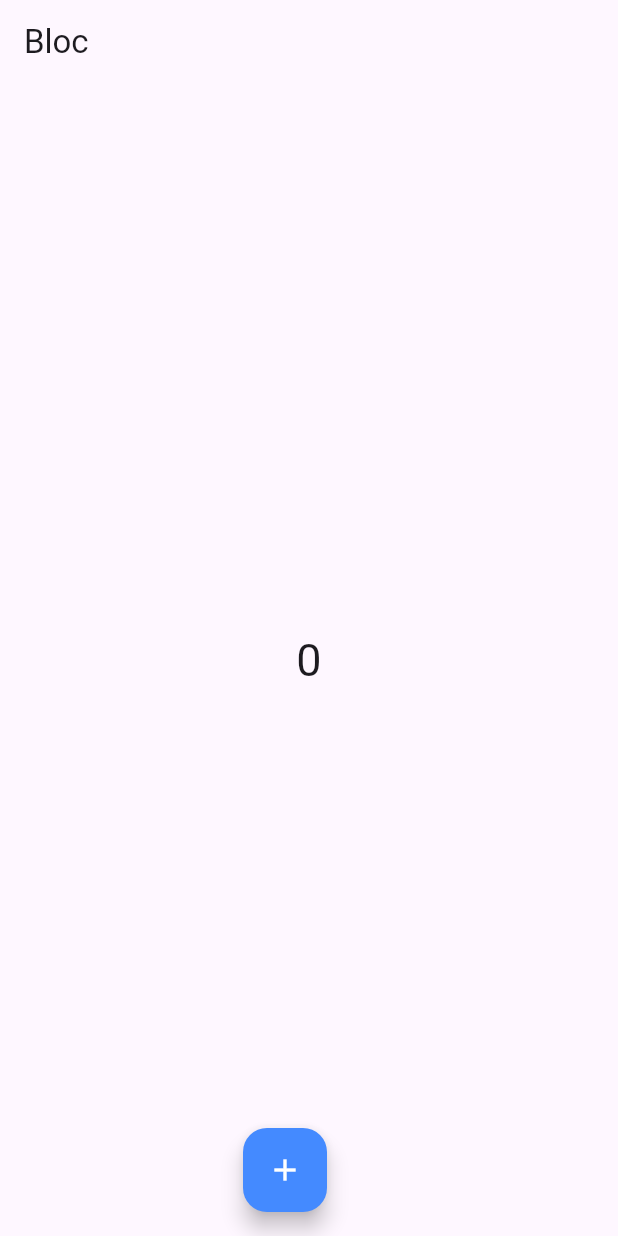
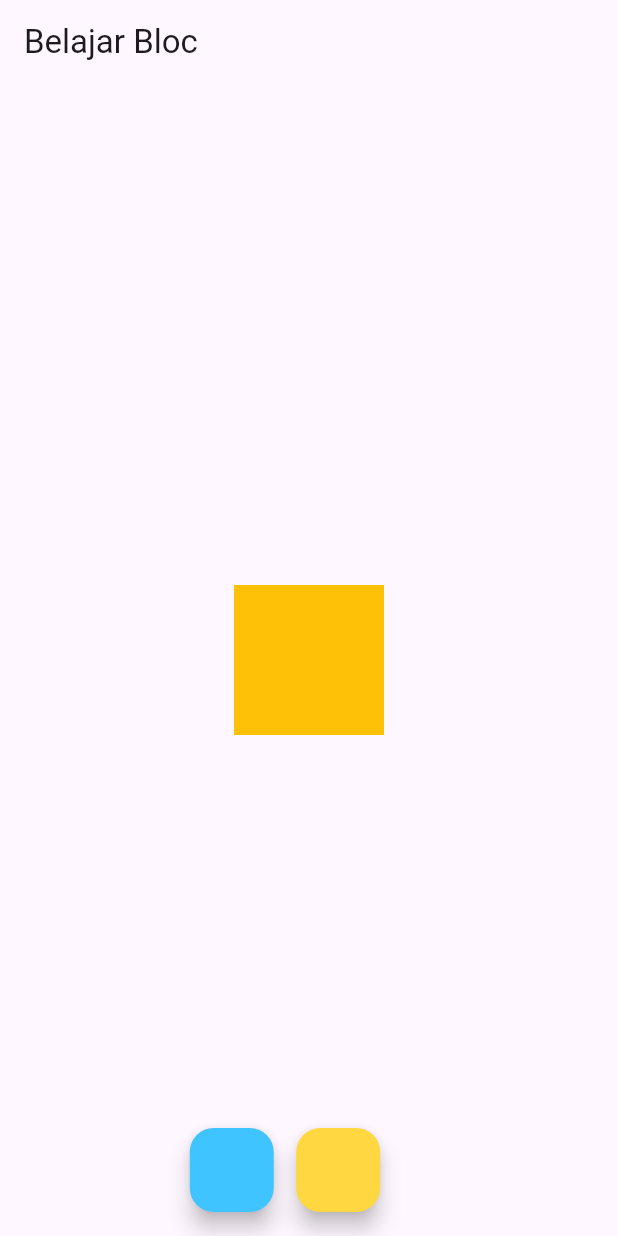
Before and after one commit to RizkyArdiansyahhh/flutter_fundamentals, a Flutter app: the screen it shows after launch, on a phone screen of 412 x 824 dp. Run offline on Flutter 3.47's test engine with Material 3 defaults, Android fonts, the phone set to English and light mode, and no system bars; our stand-ins replace bloc, flutter_bloc.

Commit message:
bloc state management

```diff
--- /dev/null
+++ b/lib/bloc/bloc/color_event.dart
@@ -0,0 +1,8 @@
+part of 'color_bloc.dart';
+
+@immutable
+sealed class ColorEvent {}
+
+class ColorToLighBluePressed extends ColorEvent {}
+
+class ColorToAmberPressed extends ColorEvent {}
--- /dev/null
+++ b/lib/bloc/bloc/color_state.dart
@@ -0,0 +1,15 @@
+part of 'color_bloc.dart';
+
+@immutable
+sealed class ColorState {
+  final Color color;
+  const ColorState({required this.color});
+}
+
+final class ColorInitial extends ColorState {
+  const ColorInitial() : super(color: Colors.amber);
+}
+
+final class ColorChanged extends ColorState {
+  const ColorChanged(Color color) : super(color: color);
+}
--- a/lib/bloc/bloc/counter_bloc.dart
+++ /dev/null
@@ -1,13 +0,0 @@
-import 'package:bloc/bloc.dart';
-import 'package:meta/meta.dart';
-
-part 'counter_event.dart';
-part 'counter_state.dart';
-
-class CounterBloc extends Bloc<CounterEvent, CounterState> {
-  CounterBloc() : super(CounterInitial()) {
-    on<CounterEvent>((event, emit) {
-      // TODO: implement event handler
-    });
-  }
-}
--- a/lib/bloc/bloc/counter_event.dart
+++ /dev/null
@@ -1,4 +0,0 @@
-part of 'counter_bloc.dart';
-
-@immutable
-sealed class CounterEvent {}
--- a/lib/bloc/bloc/counter_state.dart
+++ /dev/null
@@ -1,6 +0,0 @@
-part of 'counter_bloc.dart';
-
-@immutable
-sealed class CounterState {}
-
-final class CounterInitial extends CounterState {}
--- /dev/null
+++ b/lib/bloc_learn.dart
@@ -0,0 +1,73 @@
+import 'package:flutter/material.dart';
+import 'package:flutter_application_2/bloc/counter_bloc.dart';
+import 'package:flutter_application_2/cubit/counter_cubit.dart';
+import 'package:flutter_bloc/flutter_bloc.dart';
+
+void main() async {
+  runApp(const MyApp());
+}
+
+class MyApp extends StatelessWidget {
+  const MyApp({super.key});
+
+  @override
+  Widget build(BuildContext context) {
+    return MultiBlocProvider(
+      providers: [
+        BlocProvider(
+          create: (context) => CounterCubit(),
+        ),
+        BlocProvider(
+          create: (context) => CounterBloc(),
+        ),
+      ],
+      child: MaterialApp(home: MainPage()),
+    );
+  }
+}
+
+class MainPage extends StatefulWidget {
+  const MainPage({super.key});
+
+  @override
+  State<MainPage> createState() => _MainPageState();
+}
+
+class _MainPageState extends State<MainPage> {
+  @override
+  Widget build(BuildContext context) {
+    return Scaffold(
+      appBar: AppBar(
+        title: Text("Bloc"),
+      ),
+      floatingActionButton: Row(
+        mainAxisAlignment: MainAxisAlignment.spaceAround,
+        children: [
+          FloatingActionButton(
+            onPressed: () {
+              context.read<CounterBloc>().add(CounterEvent(value: 10));
+            },
+            backgroundColor: Colors.blueAccent,
+            child: Icon(
+              Icons.add,
+              color: Colors.white,
+            ),
+          ),
+        ],
+      ),
+      body: Center(
+        child: BlocConsumer<CounterBloc, int>(
+          listener: (context, state) {
+            print(state);
+          },
+          builder: (context, state) {
+            return Text(
+              state.toString(),
+              style: TextStyle(fontSize: 30),
+            );
+          },
+        ),
+      ),
+    );
+  }
+}
--- a/lib/main.dart
+++ b/lib/main.dart
@@ -1,9 +1,8 @@
 import 'package:flutter/material.dart';
-import 'package:flutter_application_2/bloc/counter_bloc.dart';
-import 'package:flutter_application_2/cubit/counter_cubit.dart';
+import 'package:flutter_application_2/bloc/bloc/color_bloc.dart';
 import 'package:flutter_bloc/flutter_bloc.dart';
 
-void main() async {
+void main() {
   runApp(const MyApp());
 }
 
@@ -12,62 +11,53 @@ class MyApp extends StatelessWidget {
 
   @override
   Widget build(BuildContext context) {
-    return MultiBlocProvider(
-      providers: [
-        BlocProvider(
-          create: (context) => CounterCubit(),
+    return MaterialApp(
+      home: BlocProvider(
+        create: (context) => ColorBloc(),
+        child: MainPage(),
       ),
-        BlocProvider(
-          create: (context) => CounterBloc(),
-        ),
-      ],
-      child: MaterialApp(home: MainPage()),
     );
   }
 }
 
-class MainPage extends StatefulWidget {
+class MainPage extends StatelessWidget {
   const MainPage({super.key});
 
   @override
-  State<MainPage> createState() => _MainPageState();
-}
-
-class _MainPageState extends State<MainPage> {
-  @override
   Widget build(BuildContext context) {
     return Scaffold(
-      appBar: AppBar(
-        title: Text("Bloc"),
-      ),
         floatingActionButton: Row(
-        mainAxisAlignment: MainAxisAlignment.spaceAround,
+          mainAxisAlignment: MainAxisAlignment.center,
           children: [
             FloatingActionButton(
               onPressed: () {
-              context.read<CounterBloc>().add(CounterEvent(value: 10));
+                context.read<ColorBloc>().add(ColorToLighBluePressed());
               },
-            backgroundColor: Colors.blueAccent,
-            child: Icon(
-              Icons.add,
-              color: Colors.white,
+              backgroundColor: Colors.lightBlueAccent,
             ),
+            SizedBox(width: 15),
+            FloatingActionButton(
+              onPressed: () {
+                context.read<ColorBloc>().add(ColorToAmberPressed());
+              },
+              backgroundColor: Colors.amberAccent,
             ),
           ],
         ),
+        appBar: AppBar(
+          title: Text("Belajar Bloc"),
+        ),
         body: Center(
-        child: BlocConsumer<CounterBloc, int>(
-          listener: (context, state) {
-            print(state);
-          },
+          child: BlocBuilder<ColorBloc, ColorState>(
             builder: (context, state) {
-            return Text(
-              state.toString(),
-              style: TextStyle(fontSize: 30),
+              return AnimatedContainer(
+                duration: Duration(milliseconds: 500),
+                width: 100,
+                height: 100,
+                color: state.color,
               );
             },
           ),
-      ),
-    );
+        ));
   }
 }
```
Also changed, not shown: lib/bloc/bloc/color_bloc.dart (added, +30 -0 lines). Lines whose indentation alone changed are shown as unchanged.
